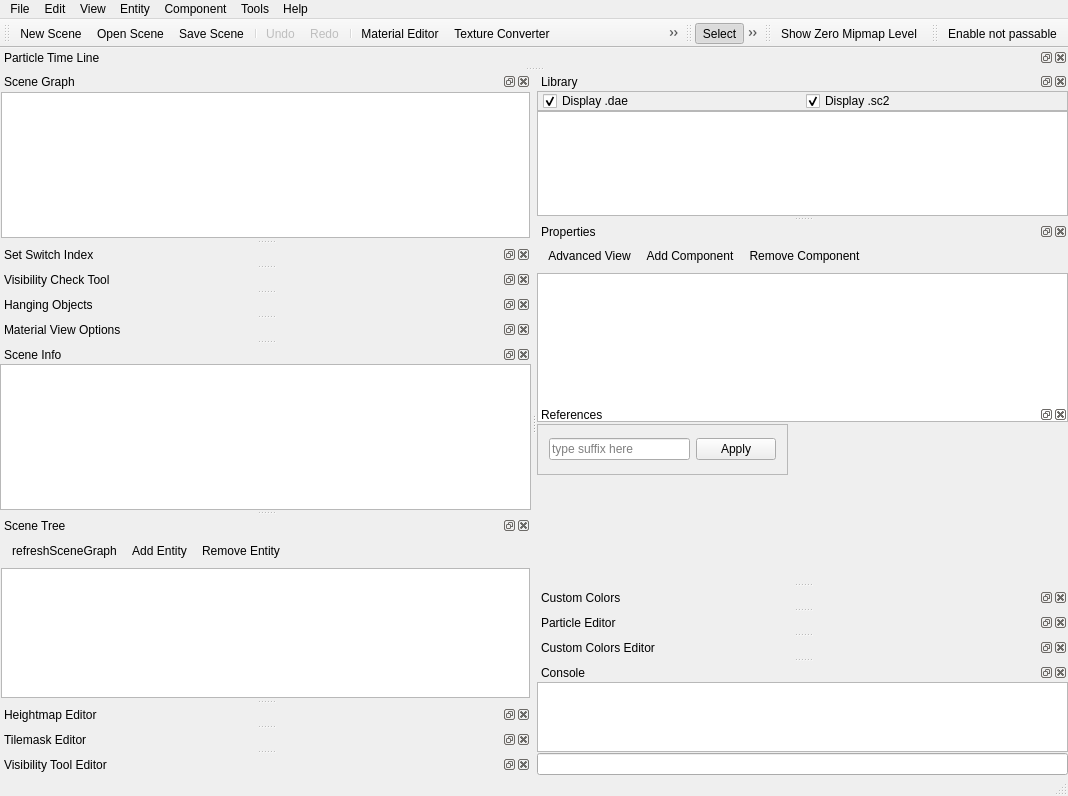
This is Tools/ResourceEditor/DataQt/mainwindow.ui in xaoctech/dava.engine as Qt 5 draws it before an edit. The edited form follows.
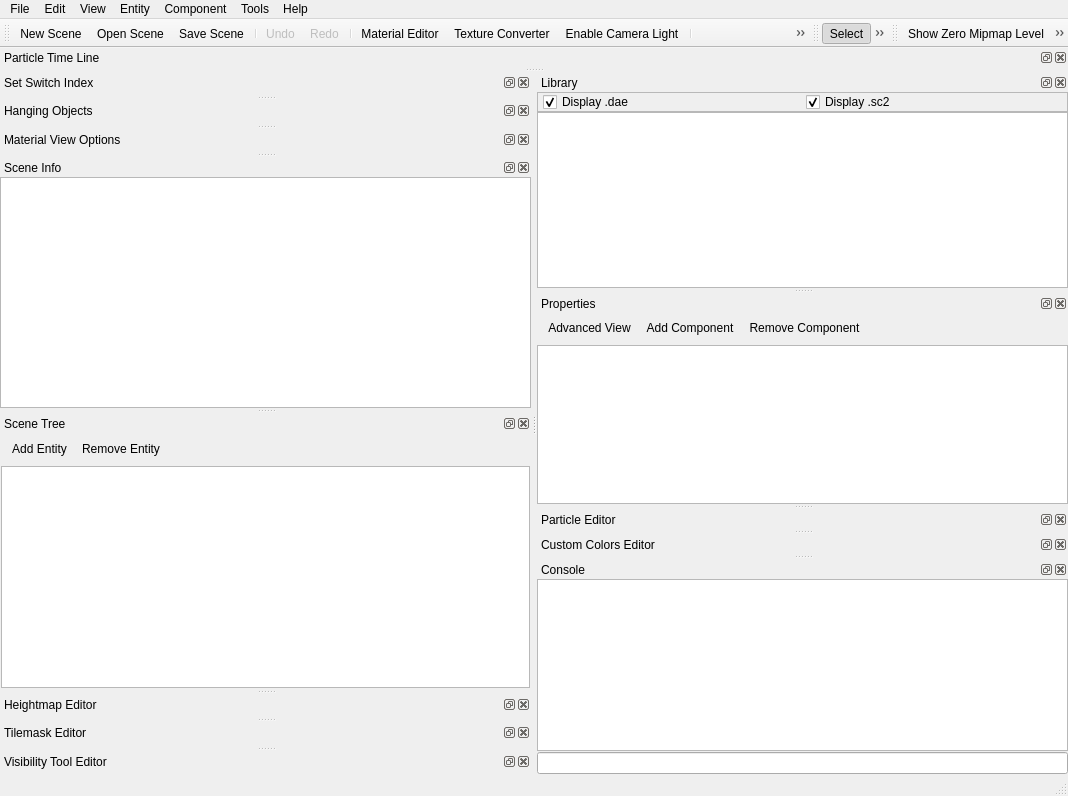
This is the edited form. Icons and pictures are not drawn. Custom widgets are drawn as their Qt base class.

Commit message: [DF-867] Removed old SceneEditor from mainwindow.

Patch:
```diff
--- a/Tools/ResourceEditor/DataQt/mainwindow.ui
+++ b/Tools/ResourceEditor/DataQt/mainwindow.ui
@@ -50,61 +50,6 @@
     </item>
    </layout>
   </widget>
-  <widget class="QDockWidget" name="dockSceneGraph">
-   <property name="floating">
-    <bool>false</bool>
-   </property>
-   <property name="allowedAreas">
-    <set>Qt::LeftDockWidgetArea|Qt::RightDockWidgetArea</set>
-   </property>
-   <property name="windowTitle">
-    <string>Scene Graph</string>
-   </property>
-   <attribute name="dockWidgetArea">
-    <number>1</number>
-   </attribute>
-   <widget class="QWidget" name="sceneGraphBody">
-    <property name="minimumSize">
-     <size>
-      <width>150</width>
-      <height>0</height>
-     </size>
-    </property>
-    <layout class="QVBoxLayout" name="verticalLayout">
-     <property name="spacing">
-      <number>3</number>
-     </property>
-     <property name="margin">
-      <number>1</number>
-     </property>
-     <item>
-      <widget class="QSceneGraphTreeView" name="sceneGraphTree">
-       <property name="contextMenuPolicy">
-        <enum>Qt::CustomContextMenu</enum>
-       </property>
-       <property name="acceptDrops">
-        <bool>true</bool>
-       </property>
-       <property name="dragEnabled">
-        <bool>true</bool>
-       </property>
-       <property name="dragDropMode">
-        <enum>QAbstractItemView::InternalMove</enum>
-       </property>
-       <property name="defaultDropAction">
-        <enum>Qt::MoveAction</enum>
-       </property>
-       <property name="indentation">
-        <number>16</number>
-       </property>
-       <attribute name="headerVisible">
-        <bool>false</bool>
-       </attribute>
-      </widget>
-     </item>
-    </layout>
-   </widget>
-  </widget>
   <widget class="QDockWidget" name="dockLibrary">
    <property name="minimumSize">
     <size>
@@ -289,66 +234,6 @@
    <addaction name="separator"/>
    <addaction name="actionReloadAll"/>
   </widget>
-  <widget class="QDockWidget" name="dockReferences">
-   <property name="minimumSize">
-    <size>
-     <width>225</width>
-     <height>190</height>
-    </size>
-   </property>
-   <property name="windowTitle">
-    <string>References</string>
-   </property>
-   <attribute name="dockWidgetArea">
-    <number>2</number>
-   </attribute>
-   <widget class="QWidget" name="referencesBody">
-    <widget class="QFrame" name="frame">
-     <property name="geometry">
-      <rect>
-       <x>0</x>
-       <y>0</y>
-       <width>251</width>
-       <height>51</height>
-      </rect>
-     </property>
-     <property name="frameShape">
-      <enum>QFrame::StyledPanel</enum>
-     </property>
-     <property name="frameShadow">
-      <enum>QFrame::Raised</enum>
-     </property>
-     <layout class="QHBoxLayout" name="horizontalLayout_2">
-      <item>
-       <widget class="QLineEdit" name="referenceSuffixEdit">
-        <property name="text">
-         <string/>
-        </property>
-        <property name="placeholderText">
-         <string>type suffix here</string>
-        </property>
-       </widget>
-      </item>
-      <item>
-       <widget class="QPushButton" name="applyReferenceSuffixButton">
-        <property name="text">
-         <string>Apply</string>
-        </property>
-        <property name="autoDefault">
-         <bool>false</bool>
-        </property>
-        <property name="default">
-         <bool>false</bool>
-        </property>
-        <property name="flat">
-         <bool>false</bool>
-        </property>
-       </widget>
-      </item>
-     </layout>
-    </widget>
-   </widget>
-  </widget>
   <widget class="QMenuBar" name="menuBar">
    <property name="geometry">
     <rect>
@@ -494,27 +379,6 @@
    <addaction name="menuTools"/>
    <addaction name="menuHelp"/>
   </widget>
-  <widget class="QDockWidget" name="dockCustomColors">
-   <property name="floating">
-    <bool>false</bool>
-   </property>
-   <property name="windowTitle">
-    <string>Custom Colors</string>
-   </property>
-   <attribute name="dockWidgetArea">
-    <number>2</number>
-   </attribute>
-   <widget class="QWidget" name="dockWidgetContents">
-    <layout class="QVBoxLayout" name="verticalLayout_3">
-     <property name="margin">
-      <number>0</number>
-     </property>
-     <item>
-      <widget class="CustomColorsView" name="customColorsView" native="true"/>
-     </item>
-    </layout>
-   </widget>
-  </widget>
   <widget class="QDockWidget" name="dockSetSwitchIndex">
    <property name="maximumSize">
     <size>
@@ -570,30 +434,6 @@
    </attribute>
    <widget class="ParticleEditorWidget" name="dockWidgetContents_3"/>
   </widget>
-  <widget class="QDockWidget" name="dockVisibilityTool">
-   <property name="sizePolicy">
-    <sizepolicy hsizetype="Preferred" vsizetype="Maximum">
-     <horstretch>0</horstretch>
-     <verstretch>0</verstretch>
-    </sizepolicy>
-   </property>
-   <property name="windowTitle">
-    <string>Visibility Check Tool</string>
-   </property>
-   <attribute name="dockWidgetArea">
-    <number>1</number>
-   </attribute>
-   <widget class="QWidget" name="dockWidgetContents_4">
-    <layout class="QVBoxLayout" name="verticalLayout_4">
-     <property name="margin">
-      <number>0</number>
-     </property>
-     <item>
-      <widget class="VisibilityToolView" name="visibilityToolView" native="true"/>
-     </item>
-    </layout>
-   </widget>
-  </widget>
   <widget class="QDockWidget" name="dockParticleEditorTimeLine">
    <property name="windowTitle">
     <string>Particle Time Line</string>
@@ -624,6 +464,9 @@
    <addaction name="actionModifyRotate"/>
    <addaction name="actionModifyScale"/>
    <addaction name="separator"/>
+   <addaction name="actionPivotCommon"/>
+   <addaction name="actionPivotCenter"/>
+   <addaction name="separator"/>
    <addaction name="actionModifyPlaceOnLandscape"/>
    <addaction name="actionModifySnapToLandscape"/>
    <addaction name="separator"/>
@@ -692,6 +535,8 @@
     <bool>false</bool>
    </attribute>
    <addaction name="actionShowMipmapLevel"/>
+   <addaction name="separator"/>
+   <addaction name="actionEnableNotPassable"/>
   </widget>
   <widget class="QStatusBar" name="statusBar"/>
   <widget class="QDockWidget" name="dockWidget">
@@ -801,7 +646,6 @@
        <property name="floatable">
         <bool>true</bool>
        </property>
-       <addaction name="actionRefreshSceneGraph"/>
        <addaction name="actionAddNewEntity"/>
        <addaction name="actionRemoveEntity"/>
       </widget>
@@ -819,18 +663,6 @@
     </layout>
    </widget>
   </widget>
-  <widget class="QToolBar" name="toolBar">
-   <property name="windowTitle">
-    <string>toolBar</string>
-   </property>
-   <attribute name="toolBarArea">
-    <enum>TopToolBarArea</enum>
-   </attribute>
-   <attribute name="toolBarBreak">
-    <bool>false</bool>
-   </attribute>
-   <addaction name="actionEnableNotPassable"/>
-  </widget>
   <widget class="QDockWidget" name="dockHeightmapEditor">
    <property name="windowTitle">
     <string>Heightmap Editor</string>
@@ -1255,7 +1087,7 @@
   </action>
   <action name="actionModifyPlaceOnLandscape">
    <property name="enabled">
-    <bool>false</bool>
+    <bool>true</bool>
    </property>
    <property name="icon">
     <iconset resource="QtIcons.qrc">
@@ -1270,7 +1102,7 @@
     <bool>true</bool>
    </property>
    <property name="enabled">
-    <bool>false</bool>
+    <bool>true</bool>
    </property>
    <property name="icon">
     <iconset resource="QtIcons.qrc">
@@ -1343,15 +1175,6 @@
     <string>Advanced View</string>
    </property>
   </action>
-  <action name="actionRefreshSceneGraph">
-   <property name="icon">
-    <iconset resource="QtIcons.qrc">
-     <normaloff>:/QtIcons/refresh.png</normaloff>:/QtIcons/refresh.png</iconset>
-   </property>
-   <property name="text">
-    <string>refreshSceneGraph</string>
-   </property>
-  </action>
   <action name="actionReloadAll">
    <property name="icon">
     <iconset resource="QtIcons.qrc">
@@ -1512,31 +1335,52 @@
     <string>Show Zero Mipmap Level</string>
    </property>
   </action>
+  <action name="actionSaveSceneAs">
+   <property name="text">
+    <string>Save Scene As...</string>
+   </property>
+   <property name="toolTip">
+    <string>Save Scene As...</string>
+   </property>
+  </action>
+  <action name="actionPivotCenter">
+   <property name="checkable">
+    <bool>true</bool>
+   </property>
+   <property name="icon">
+    <iconset resource="QtIcons.qrc">
+     <normaloff>:/QtIcons/pivot_center.png</normaloff>:/QtIcons/pivot_center.png</iconset>
+   </property>
+   <property name="text">
+    <string>pivotCenter</string>
+   </property>
+   <property name="toolTip">
+    <string>Use Pivot Point Center</string>
+   </property>
+  </action>
+  <action name="actionPivotCommon">
+   <property name="checkable">
+    <bool>true</bool>
+   </property>
+   <property name="icon">
+    <iconset resource="QtIcons.qrc">
+     <normaloff>:/QtIcons/pivot_common.png</normaloff>:/QtIcons/pivot_common.png</iconset>
+   </property>
+   <property name="text">
+    <string>pivotCommon</string>
+   </property>
+   <property name="toolTip">
+    <string>Use Selection Center</string>
+   </property>
+  </action>
  </widget>
  <layoutdefault spacing="6" margin="11"/>
  <customwidgets>
-  <customwidget>
-   <class>QSceneGraphTreeView</class>
-   <extends>QTreeView</extends>
-   <header>DockSceneGraph/QSceneGraphTreeView.h</header>
-  </customwidget>
   <customwidget>
    <class>LibraryView</class>
    <extends>QTreeView</extends>
    <header>DockLibrary/libraryview.h</header>
   </customwidget>
-  <customwidget>
-   <class>CustomColorsView</class>
-   <extends>QWidget</extends>
-   <header>DockCustomColors/CustomColorsView.h</header>
-   <container>1</container>
-  </customwidget>
-  <customwidget>
-   <class>VisibilityToolView</class>
-   <extends>QWidget</extends>
-   <header>DockVisibilityTool/VisibilityToolView.h</header>
-   <container>1</container>
-  </customwidget>
   <customwidget>
    <class>PropertyEditor</class>
    <extends>QTreeView</extends>
```
Left out of the diff: 23 changed lines with no effect on the pictures. The commit also changes 44 other files.
